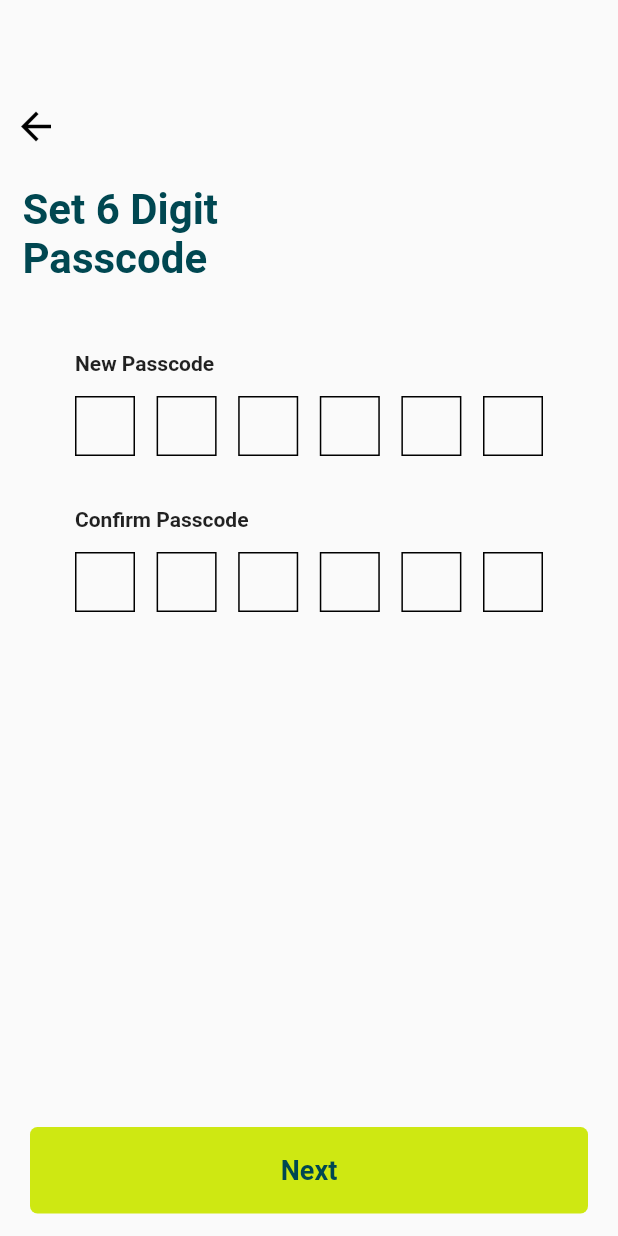
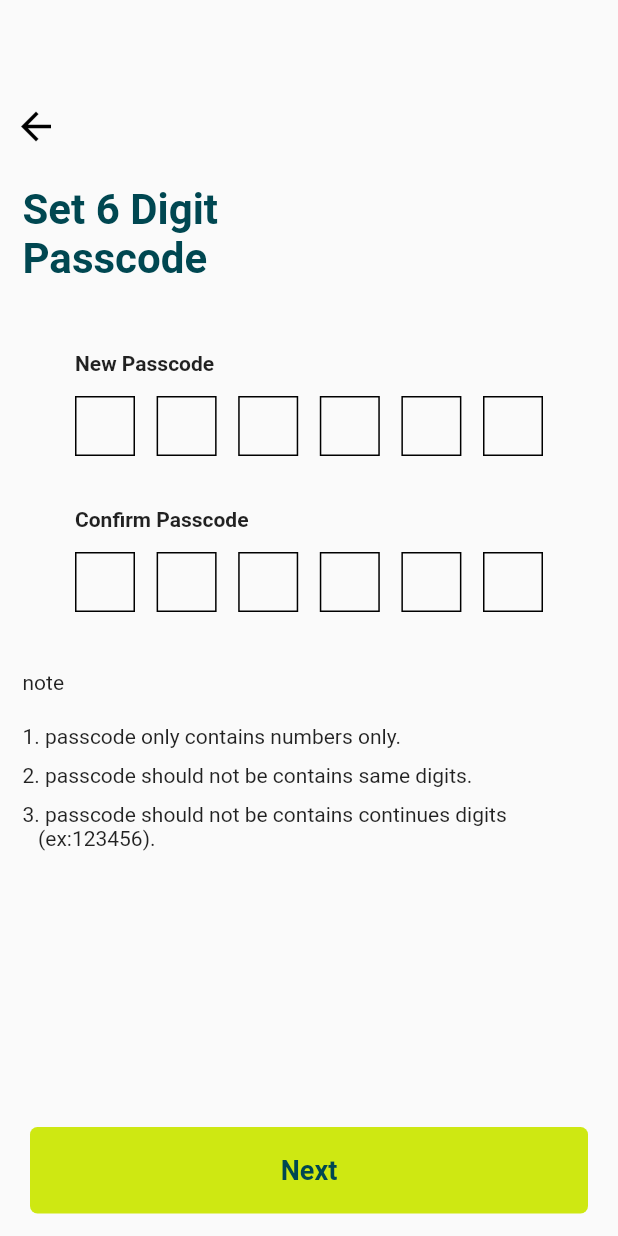
Before and after one commit to Sun-Smart/CardItNow_Mobile_App, a Flutter app: the Passcode screen opened by its route, on a phone screen of 412 x 824 dp. Run offline on Flutter 3.47's test engine with Material 2 defaults, Android fonts, the phone set to English and light mode, and no system bars; our stand-ins replace bottom_navy_bar, carousel_slider, custom_sliding_segmented_control, extended_masked_text, file_picker, firebase_auth and 16 more; missing offline and left inert: awesome_card, credit_card_scanner, cunning_document_scanner, flutter_facebook_auth, flutter_swipe_button, jwt_decode and 2 more; accounts and stored records are empty; network calls fail; Roboto replaces fonts that are missing (Hind, ProductSans).

```diff
--- a/lib/api_endpoints.dart
+++ b/lib/api_endpoints.dart
@@ -57,6 +57,8 @@ class API {
 
   //dummy json for invoice and amount
   String invoiceget = "PayerPayeePrivate/GetRawResult";
+
+  //ocr
   String processocr = 'customerdetail/ProcessOCR';
   //onboard Payeee
   String onboardPayeePost = 'PayerPayeePrivate';
--- a/lib/route_generator.dart
+++ b/lib/route_generator.dart
@@ -12,8 +12,11 @@ import 'package:cardit/ui/loan_screen/payment_successful.dart';
 import 'package:cardit/ui/loan_screen/verify_bank_details.dart';
 import 'package:cardit/ui/onboard_screen/onboard-seller-load_screen.dart';
 import 'package:cardit/ui/register/4digit_passcode_screen.dart';
+import 'package:cardit/ui/register/congratsscreen.dart';
 import 'package:cardit/ui/register/register_loading_screen.dart';
+import 'package:cardit/ui/register/register_screen.dart';
 import 'package:cardit/ui/register/select_country_screen.dart';
+import 'package:cardit/ui/register/verify_userid_screen.dart';
 import 'package:cardit/ui/splash_screen/splash2.dart';
 import 'package:cardit/ui/splash_screen/splash_screen.dart';
 import 'package:cardit/ui/update_psw_screen/update_password_code_screen.dart';
--- a/lib/ui/landingscreens/profile_screen.dart
+++ b/lib/ui/landingscreens/profile_screen.dart
@@ -214,6 +214,7 @@ class _ProfileState extends State<Profile> {
                     borderRadius: BorderRadius.circular(5)),
                 onTap: () {
                   GetStorage().remove('token');
+
                   GetStorage().remove('save_token');
                   Get.offAndToNamed('/home');
                 },
--- a/lib/ui/payment_method/choose_payment_method.dart
+++ b/lib/ui/payment_method/choose_payment_method.dart
@@ -22,7 +22,9 @@ class _ChoosePaymentPageState extends State<ChoosePaymentPage> {
           foregroundColor: Colors.black,
           backgroundColor: Colors.transparent,
           leading: IconButton(
-              onPressed: () {},
+              onPressed: () {
+                Get.back();
+              },
               icon: Icon(Icons.arrow_back,
                   size: 25, color: HexColor('#004751')))),
       body: Padding(
--- a/lib/ui/register/4digit_passcode_screen.dart
+++ b/lib/ui/register/4digit_passcode_screen.dart
@@ -38,7 +38,7 @@ class _PasscodeState extends State<Passcode> {
   @override
   Widget build(BuildContext context) {
     return Scaffold(
-      bottomNavigationBar: bulildbutton(),
+      bottomSheet: bulildbutton(),
       body: Container(
           child: SingleChildScrollView(
         child: Column(
@@ -159,6 +159,55 @@ class _PasscodeState extends State<Passcode> {
                               borderRadius: BorderRadius.circular(0)),
                           selectedFieldDecoration: _pinPutDecoration,
                           fieldsCount: 6)),
+                  SizedBox(height: 20),
+                  Container(
+                    // width: size.width/2,
+                    margin: EdgeInsets.all(15),
+                    child: Column(
+                      children: [
+                        Row(
+                          children: [
+                            Text("note"),
+                          ],
+                        ),
+                        SizedBox(
+                          height: 20,
+                        ),
+
+                        Row(
+                          children: [
+                            Text("1. passcode only contains numbers only."),
+                          ],
+                        ),
+                        SizedBox(
+                          height: 10,
+                        ),
+                        Row(
+                          children: [
+                            Text("2. passcode should not be contains same digits."),
+                          ],
+                        ),
+                        SizedBox(
+                          height: 10,
+                        ),
+                        Row(
+                          children: [
+                            Text("3. passcode should not be contains continues digits"),
+                          ],
+                        ),
+
+                        Row(
+                          children: [
+                            Text("   (ex:123456)."),
+                          ],
+                        ),
+
+
+                      ],
+                    ),
+
+
+                  ),
                 ])));
   }
 
--- a/lib/ui/register/terms&condition.dart
+++ b/lib/ui/register/terms&condition.dart
@@ -69,7 +69,7 @@ class _termsandconditionsState extends State<termsandconditions> {
                 Text("1.Clause",
                     style: TextStyle(
                         fontWeight: FontWeight.bold,
-                        fontSize: 25,
+                        fontSize: 18,
                         color: Colors.black)),
                 SizedBox(height: 15),
                 Padding(
@@ -77,7 +77,7 @@ class _termsandconditionsState extends State<termsandconditions> {
                     child: Text(con.termscond.toString(),
                         textAlign: TextAlign.justify,
                         style: TextStyle(
-                            fontSize: 17,
+                            fontSize: 14,
                             color: Colors.black87,
                             fontFamily: 'sora'))),
                 SizedBox(height: 20),
--- a/lib/ui/register/verify_email_screen.dart
+++ b/lib/ui/register/verify_email_screen.dart
@@ -69,7 +69,7 @@ class _VerifyEmailState extends State<VerifyEmail> {
           ],
         ),
       )),
-      bottomNavigationBar: bulildbutton(),
+      bottomSheet: bulildbutton(),
     );
   }
 
--- a/lib/ui/splash_screen/splash_screen.dart
+++ b/lib/ui/splash_screen/splash_screen.dart
@@ -32,7 +32,7 @@ class StartState extends State<SplashScreens> {
     try {
       authenticated = await auth.authenticate(
         options: AuthenticationOptions(
-            biometricOnly: false, stickyAuth: true),
+            biometricOnly: true, stickyAuth: true),
         localizedReason: "Authenticate to use app",
 
       );
```
Also changed, not shown: lib/auth/auth.dart (+12 -97 lines), lib/ui/register/congratsscreen.dart (+8 -9 lines), lib/ui/register/profile_information_screen.dart (+35 -13 lines), lib/ui/register/select_avatar_screen.dart (+5 -3 lines), lib/ui/register/verify_userid_screen.dart (+17 -2 lines), 2 other files.
